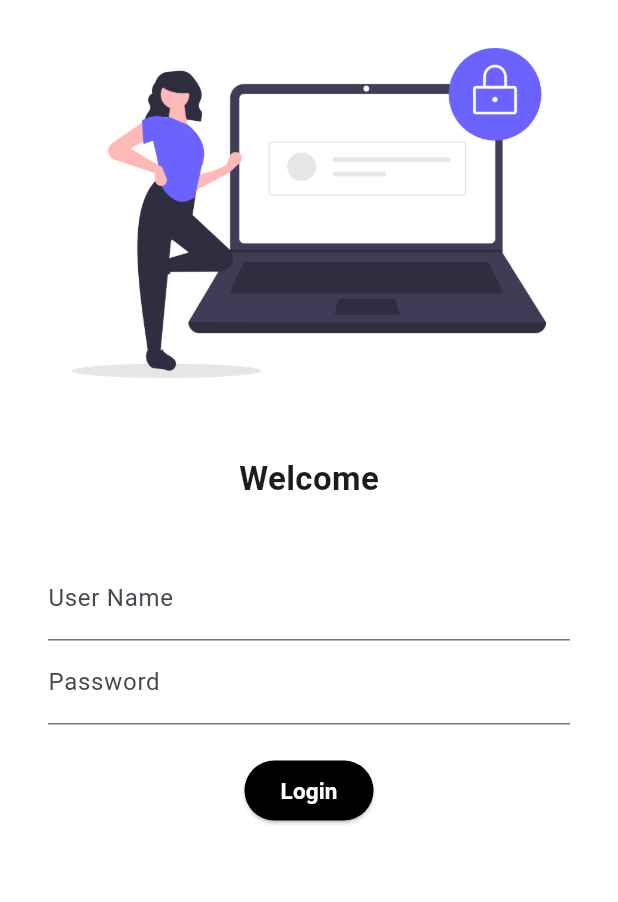
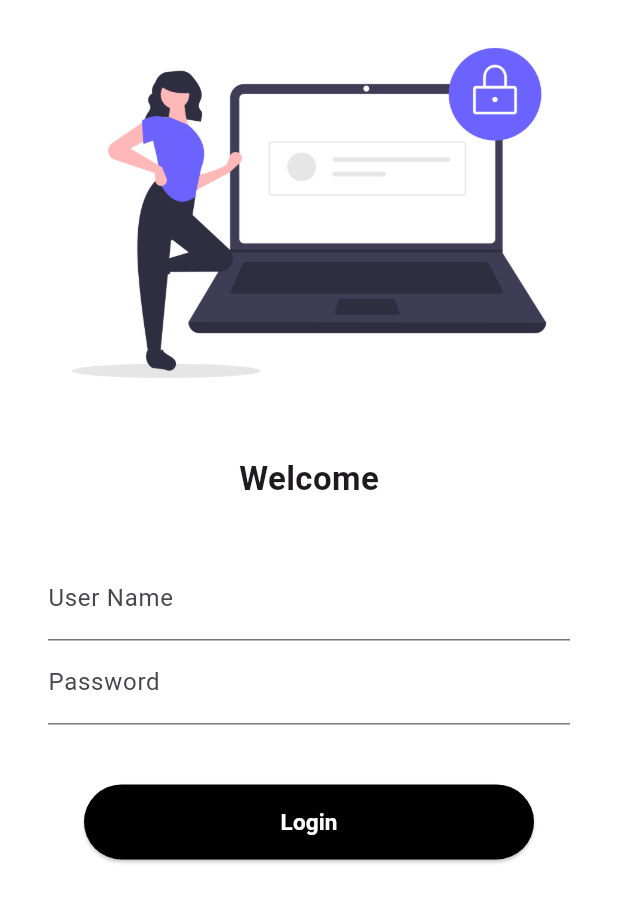
Before and after one commit to TechMARK-1978/FlutterIn30Days, a Flutter app: the screen it shows after launch, on a phone screen of 412 x 824 dp. Shown: the top 902 px of the screen. Run offline on Flutter 3.47's test engine with Material 3 defaults, Android fonts, the phone set to English and light mode, and no system bars; our stand-ins replace google_fonts.

Commit message:
Day5 Completed

```diff
--- a/lib/main.dart
+++ b/lib/main.dart
@@ -1,6 +1,7 @@
 import 'package:flutter/material.dart';
 import 'package:flutter_application_1/pages/home_page.dart';
 import 'package:flutter_application_1/pages/login_page.dart';
+import 'package:flutter_application_1/utils/route.dart';
 import 'package:google_fonts/google_fonts.dart';
 
 void main() {
@@ -12,17 +13,18 @@ class MyApp extends StatelessWidget {
   @override
   Widget build(BuildContext context) {
     return MaterialApp(
+      debugShowCheckedModeBanner: false,
       themeMode: ThemeMode.dark,
       darkTheme: ThemeData(brightness: Brightness.light),
       theme: ThemeData(
         primarySwatch: Colors.deepPurple,
         fontFamily: GoogleFonts.lato().fontFamily,
       ),
-      initialRoute: "/login",
+      initialRoute: MyRoutes.loginRoute,
       routes: {
         "/": (context) => LoginPage(),
-        "/login": (context) => LoginPage(),
-        "/home": (context) => HomePage()
+        MyRoutes.loginRoute: (context) => LoginPage(),
+        MyRoutes.homeRoute: (context) => HomePage()
       },
     );
   }
--- a/lib/pages/login_page.dart
+++ b/lib/pages/login_page.dart
@@ -1,10 +1,12 @@
 import 'package:flutter/material.dart';
+import 'package:flutter_application_1/utils/route.dart';
 
 class LoginPage extends StatelessWidget {
   @override
   Widget build(BuildContext context) {
     return Material(
         color: Colors.white,
+        child: SingleChildScrollView(
           child: Column(
             children: [
               Image.asset(
@@ -36,26 +38,27 @@ class LoginPage extends StatelessWidget {
                           hintText: "Enter Password", labelText: "Password"),
                     ),
                     const SizedBox(
-                    height: 20,
+                      height: 40,
                     ),
                     ElevatedButton(
                       onPressed: () {
-                      print("Hi TechMARK");
+                        Navigator.pushNamed(context, MyRoutes.homeRoute);
                       },
                       style: TextButton.styleFrom(
                           backgroundColor: Colors.black,
                           foregroundColor: Colors.white,
-                    ),
+                          minimumSize: Size(300, 50)),
                       child: Text(
                         "Login",
-                      style:
-                          TextStyle(fontSize: 15, fontWeight: FontWeight.bold),
+                        style: TextStyle(
+                            fontSize: 15, fontWeight: FontWeight.bold),
                       ),
                     )
                   ],
                 ),
               )
             ],
+          ),
         ));
   }
 }
--- /dev/null
+++ b/lib/utils/route.dart
@@ -0,0 +1,4 @@
+class MyRoutes {
+  static String loginRoute = "/login";
+  static String homeRoute = "/home";
+}
```
Lines whose indentation alone changed are shown as unchanged.
